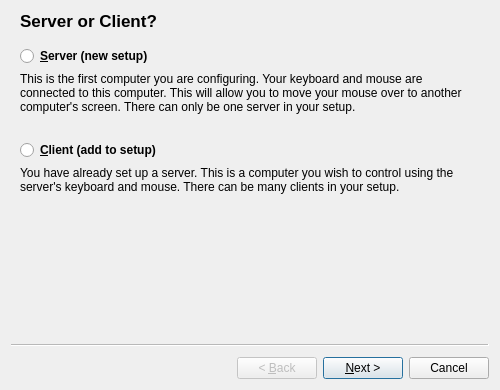
Before: the Qt Designer form src/gui/res/SetupWizardBase.ui in deskflow/deskflow, drawn with Qt 5.
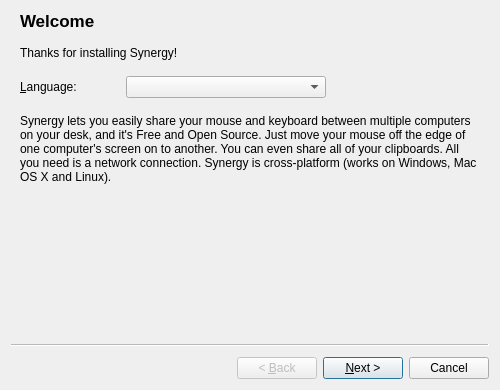
After: the same form once the commit is applied.

```diff
--- a/src/gui/res/SetupWizardBase.ui
+++ b/src/gui/res/SetupWizardBase.ui
@@ -19,6 +19,101 @@
   <property name="windowTitle">
    <string>Setup Synergy</string>
   </property>
+  <widget class="QWizardPage" name="m_pWelcomePage">
+   <property name="title">
+    <string>Welcome</string>
+   </property>
+   <property name="subTitle">
+    <string notr="true"/>
+   </property>
+   <layout class="QVBoxLayout" name="verticalLayout_3">
+    <item>
+     <widget class="QLabel" name="label_3">
+      <property name="text">
+       <string>Thanks for installing Synergy!</string>
+      </property>
+      <property name="wordWrap">
+       <bool>true</bool>
+      </property>
+     </widget>
+    </item>
+    <item>
+     <spacer name="verticalSpacer_6">
+      <property name="orientation">
+       <enum>Qt::Vertical</enum>
+      </property>
+      <property name="sizeType">
+       <enum>QSizePolicy::Fixed</enum>
+      </property>
+      <property name="sizeHint" stdset="0">
+       <size>
+        <width>20</width>
+        <height>10</height>
+       </size>
+      </property>
+     </spacer>
+    </item>
+    <item>
+     <layout class="QFormLayout" name="formLayout_3">
+      <item row="0" column="0">
+       <widget class="QLabel" name="label_4">
+        <property name="minimumSize">
+         <size>
+          <width>100</width>
+          <height>0</height>
+         </size>
+        </property>
+        <property name="text">
+         <string notr="true">&amp;Language:</string>
+        </property>
+        <property name="buddy">
+         <cstring>m_pComboLanguage</cstring>
+        </property>
+       </widget>
+      </item>
+      <item row="0" column="1">
+       <widget class="QComboBox" name="m_pComboLanguage">
+        <property name="maximumSize">
+         <size>
+          <width>200</width>
+          <height>16777215</height>
+         </size>
+        </property>
+       </widget>
+      </item>
+     </layout>
+    </item>
+    <item>
+     <spacer name="verticalSpacer_7">
+      <property name="orientation">
+       <enum>Qt::Vertical</enum>
+      </property>
+      <property name="sizeType">
+       <enum>QSizePolicy::Fixed</enum>
+      </property>
+      <property name="sizeHint" stdset="0">
+       <size>
+        <width>20</width>
+        <height>10</height>
+       </size>
+      </property>
+     </spacer>
+    </item>
+    <item>
+     <widget class="QLabel" name="label_5">
+      <property name="locale">
+       <locale language="English" country="UnitedKingdom"/>
+      </property>
+      <property name="text">
+       <string>Synergy lets you easily share your mouse and keyboard between multiple computers on your desk, and it's Free and Open Source. Just move your mouse off the edge of one computer's screen on to another. You can even share all of your clipboards. All you need is a network connection. Synergy is cross-platform (works on Windows, Mac OS X and Linux).</string>
+      </property>
+      <property name="wordWrap">
+       <bool>true</bool>
+      </property>
+     </widget>
+    </item>
+   </layout>
+  </widget>
   <widget class="QWizardPage" name="m_pNodePage">
    <property name="sizePolicy">
     <sizepolicy hsizetype="Expanding" vsizetype="Expanding">
```
